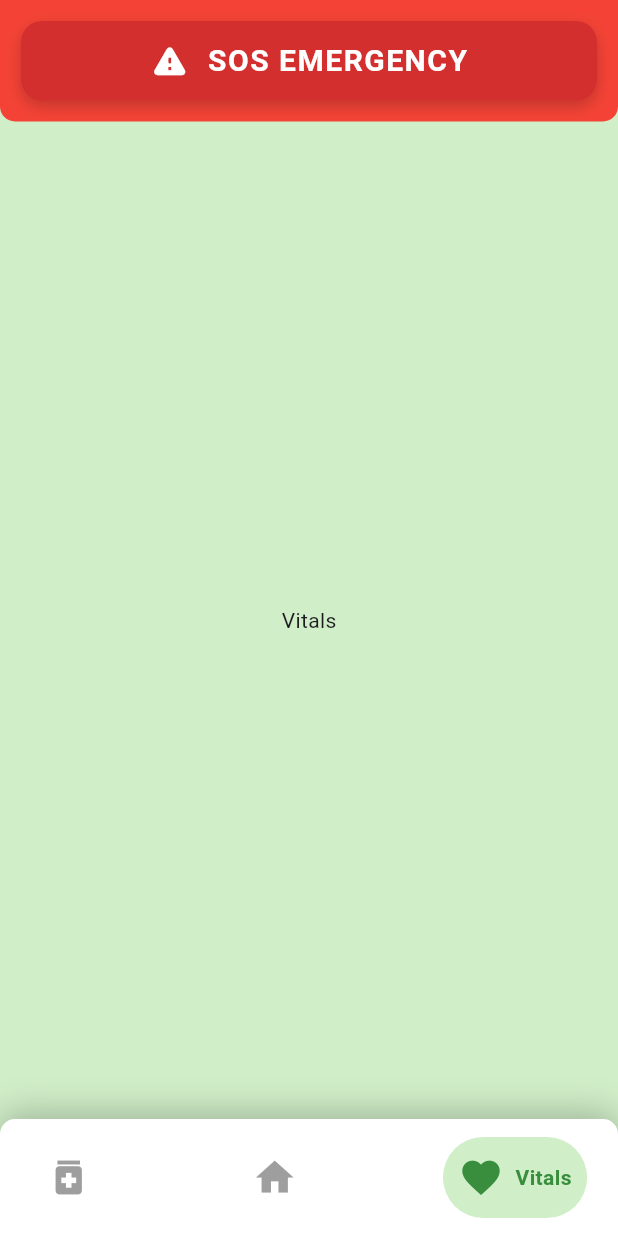
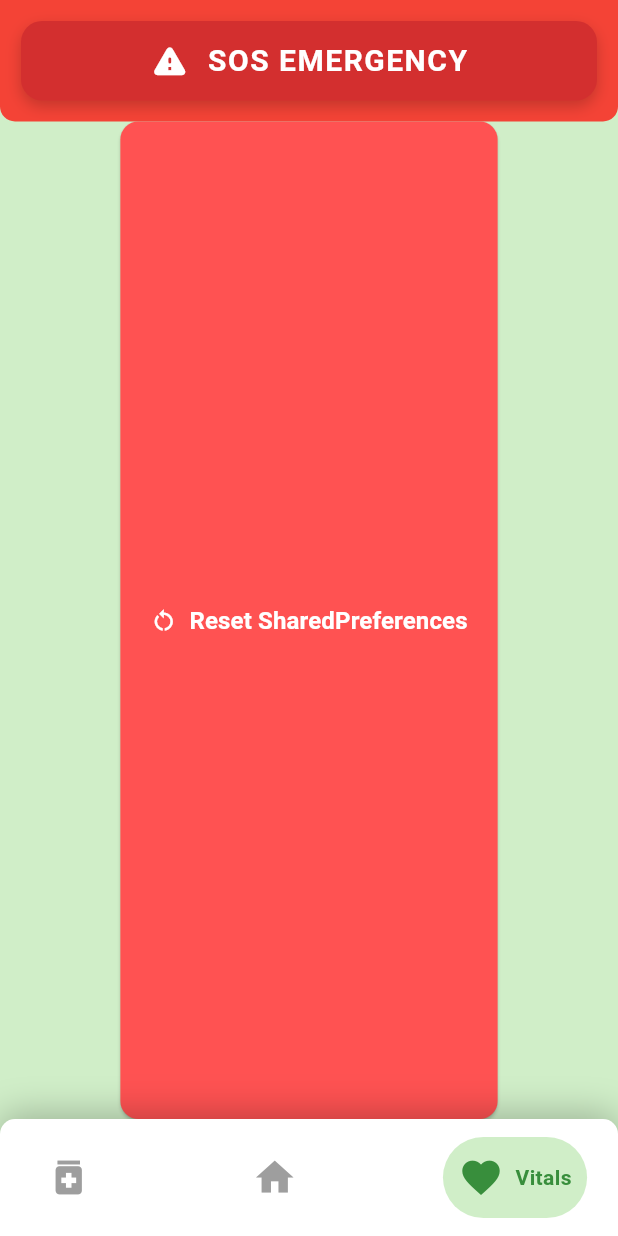
Before and after one commit to PeppPercoc/guardian_angel, a Flutter app: the MainScreen screen opened by its route, item 3 of the bottom bar chosen, on a phone screen of 412 x 824 dp. Run offline on Flutter 3.47's test engine with Material 3 defaults, Android fonts, the phone set to English and light mode, and no system bars; drawn by our look-alikes of google_nav_bar; our stand-ins replace hive, hive_flutter, shared_preferences, smooth_page_indicator; accounts and stored records are empty.

Commit message:
DEBUG: moved reset Shared Preferences in vitals_screen

```diff
--- a/lib/screens/vitals_screen.dart
+++ b/lib/screens/vitals_screen.dart
@@ -1,9 +1,42 @@
 import 'package:flutter/material.dart';
+import 'package:shared_preferences/shared_preferences.dart';
 
 class VitalsScreen extends StatelessWidget {
   const VitalsScreen({super.key});
-  @override
+  Future<void> _resetPrefs(BuildContext context) async {
+    final prefs = await SharedPreferences.getInstance();
+    await prefs.clear();
+
+    if (!context.mounted) return;
+
+    ScaffoldMessenger.of(context).showSnackBar(
+      const SnackBar(
+        content: Text('SharedPreferences resettate con successo!'),
+        backgroundColor: Colors.green,
+      ),
+    );
+    Navigator.of(context).pushNamedAndRemoveUntil('/welcome', (route) => false);
+  }
+   @override
   Widget build(BuildContext context) {
-    return Center(child: Text('Vitals'));
+    return Builder(
+      builder: (newContext) {
+        return ElevatedButton.icon(
+          icon: const Icon(Icons.restart_alt, color: Colors.white),
+          label: const Text(
+            'Reset SharedPreferences',
+            style: TextStyle(color: Colors.white),
+          ),
+          style: ElevatedButton.styleFrom(
+            backgroundColor: Colors.redAccent,
+            padding: const EdgeInsets.symmetric(vertical: 14, horizontal: 20),
+            shape: RoundedRectangleBorder(
+              borderRadius: BorderRadius.circular(12),
+            ),
+          ),
+          onPressed: () => _resetPrefs(newContext),
+        );
+      },
+    );
   }
 }
```
